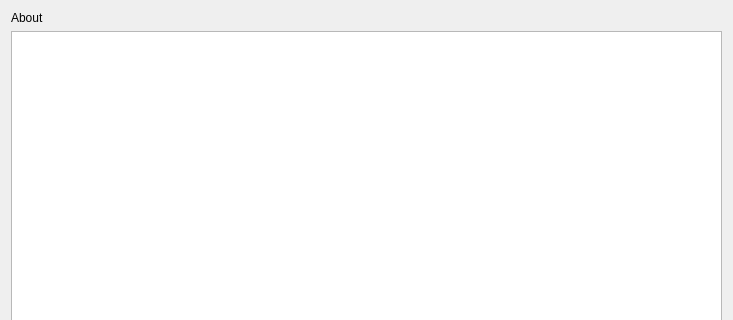
This is utilWindows/dialogabout.ui in NHERI-SimCenter/PileGroupTool as Qt 5 draws it before an edit; both pictures show x 0 to 733 and y 0 to 320 of the 733 by 492 pixel window. The edited form follows.
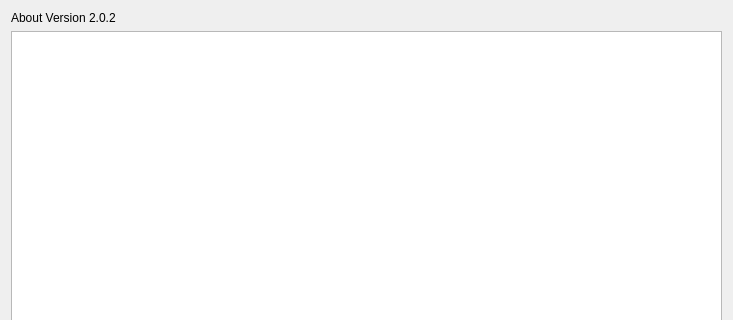
This is the edited form. Icons and pictures are not drawn.

Commit message: simplifying version check for model file

Diff of the .ui file:
```diff
--- a/utilWindows/dialogabout.ui
+++ b/utilWindows/dialogabout.ui
@@ -85,7 +85,7 @@
       </sizepolicy>
      </property>
      <property name="text">
-      <string>About</string>
+      <string>About Version 2.0.2</string>
      </property>
     </widget>
    </item>
```
The commit also changes 8 other files.
